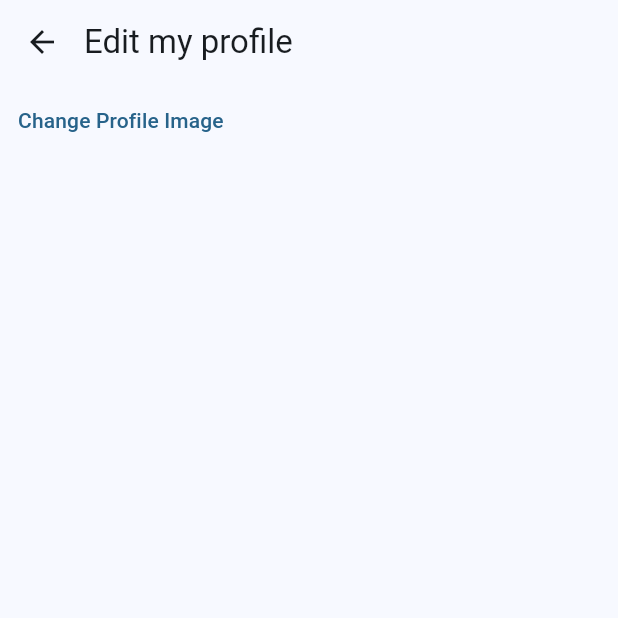
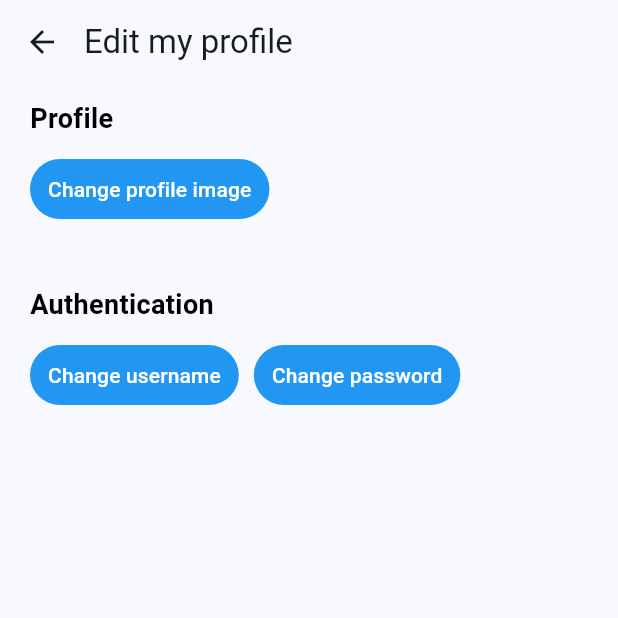
Before and after one commit to nknguyenhc/SuperCellMates, a Flutter app: the EditProfilePage screen opened directly with empty values, on a phone screen of 412 x 824 dp, the top half of it. Run offline on Flutter 3.47's test engine with Material 2 defaults, Android fonts, the phone set to English and light mode, and no system bars; our stand-ins replace auto_route, easy_search_bar, flutter_login, get_it, image_cropper, image_picker and 1 more; missing offline and left inert: requests.

Commit message:
change username & password

```diff
--- a/FrontEnd/lib/features/main_scaffold.dart
+++ b/FrontEnd/lib/features/main_scaffold.dart
@@ -54,7 +54,7 @@ class MainScaffoldState extends State<MainScaffold> {
         "isAdmin": profileMap["is_admin"],
       }, updateCallBack: updateHomePageBody),
       AppBar(),
-      ProfileAppBar(profileMap: profileMap),
+      ProfileAppBar(profileMap: profileMap, updateProfileMapCallBack: getProfileMap,),
     ];
 
     pages[2] = ProfilePage(
--- a/FrontEnd/lib/features/profile/change_profile_image.dart
+++ b/FrontEnd/lib/features/profile/change_profile_image.dart
@@ -16,6 +16,7 @@ class ChangeProfileImageButton extends StatelessWidget {
   @override
   Widget build(BuildContext context) {
     return TextButton(
+        style: const ButtonStyle(backgroundColor: MaterialStatePropertyAll(Colors.blue)),
         onPressed: () async {
           final XFile? image =
               await imagePicker.pickImage(source: ImageSource.gallery);
@@ -33,6 +34,7 @@ class ChangeProfileImageButton extends StatelessWidget {
             }
           }
         },
-        child: const Text("Change Profile Image"));
+        child: const Text("Change profile image",
+        style: TextStyle(color: Colors.white)));
   }
 }
--- a/FrontEnd/lib/features/profile/edit_profile.dart
+++ b/FrontEnd/lib/features/profile/edit_profile.dart
@@ -1,13 +1,19 @@
 import 'package:flutter/material.dart';
 import 'package:auto_route/auto_route.dart';
+import 'package:supercellmates/router/router.gr.dart';
 
 import 'change_profile_image.dart';
 
 @RoutePage()
 class EditProfilePage extends StatefulWidget {
-  const EditProfilePage({Key? key, required this.callBack}) : super(key: key);
+  const EditProfilePage(
+      {Key? key,
+      required this.updateProfileImageCallBack,
+      required this.updateProfileMapCallBack})
+      : super(key: key);
 
-  final dynamic callBack;
+  final dynamic updateProfileImageCallBack;
+  final dynamic updateProfileMapCallBack;
 
   @override
   State<EditProfilePage> createState() => EditProfilePageState();
@@ -17,12 +23,66 @@ class EditProfilePageState extends State<EditProfilePage> {
   @override
   Widget build(BuildContext context) {
     return Scaffold(
-        appBar: AppBar(
-          titleSpacing: 0,
-          title: const Text("Edit my profile")),
-        body: Column(
+        appBar: AppBar(titleSpacing: 0, title: const Text("Edit my profile")),
+        body: Row(
           children: [
-            ChangeProfileImageButton(callBack: widget.callBack),
+            const Padding(
+              padding: EdgeInsets.only(left: 20),
+            ),
+            SizedBox(
+                child: Column(
+              crossAxisAlignment: CrossAxisAlignment.start,
+              children: [
+                const Padding(padding: EdgeInsets.only(top: 10)),
+                const Text(
+                  "Profile",
+                  style: TextStyle(
+                      color: Colors.black,
+                      fontWeight: FontWeight.bold,
+                      fontSize: 18),
+                ),
+                const Padding(padding: EdgeInsets.only(top: 10)),
+                ChangeProfileImageButton(
+                    callBack: widget.updateProfileImageCallBack),
+                const Padding(padding: EdgeInsets.only(top: 40)),
+                const Text(
+                  "Authentication",
+                  style: TextStyle(
+                      color: Colors.black,
+                      fontWeight: FontWeight.bold,
+                      fontSize: 18),
+                ),
+                const Padding(padding: EdgeInsets.only(top: 10)),
+                Row(
+                  children: [
+                    // Change username button
+                    TextButton(
+                        style: const ButtonStyle(
+                            backgroundColor:
+                                MaterialStatePropertyAll(Colors.blue)),
+                        onPressed: () async {
+                          context.router.push(ChangeUsernameRoute(
+                              updateProfileMapCallBack:
+                                  widget.updateProfileMapCallBack));
+                        },
+                        child: const Text("Change username",
+                            style: TextStyle(color: Colors.white))),
+                    const Padding(padding: EdgeInsets.only(right: 10)),
+
+                    // Change password button
+                    TextButton(
+                        style: const ButtonStyle(
+                            backgroundColor:
+                                MaterialStatePropertyAll(Colors.blue)),
+                        onPressed: () async {
+                          context.router.push(const ChangePasswordRoute());
+                        },
+                        child: const Text("Change password",
+                            style: TextStyle(color: Colors.white))),
+                  ],
+                ),
+              ],
+            ))
           ],
         ));
   }
--- a/FrontEnd/lib/http_requests/endpoints.dart
+++ b/FrontEnd/lib/http_requests/endpoints.dart
@@ -11,6 +11,8 @@ enum EndPoints {
   obtainTags,
   searchTags,
   setProfileImage,
+  changeUsername,
+  changePassword,
 
   viewFriends,
   viewFriendRequests,
@@ -42,6 +44,8 @@ extension ExtendedEndPoints on EndPoints {
     EndPoints.obtainTags: "/profile/obtain_tags",
     EndPoints.searchTags: "/profile/search_tags",
     EndPoints.setProfileImage: "/profile/set_profile_image",
+    EndPoints.changeUsername: "/change_username",
+    EndPoints.changePassword: "/change_password",
     EndPoints.viewFriends: "/user/friends_async",
     EndPoints.viewFriendRequests: "/user/friend_requests_async",
     EndPoints.addFriendRequest: "/user/add_friend_request",
--- a/FrontEnd/lib/router/router.dart
+++ b/FrontEnd/lib/router/router.dart
@@ -16,6 +16,9 @@ class AppRouter extends $AppRouter {
         AutoRoute(page: SettingsRoute.page),
         AutoRoute(page: AddTagRoute.page),
         AutoRoute(page: EditProfileRoute.page),
+        AutoRoute(page: ChangeUsernameRoute.page),
+        AutoRoute(page: ChangePasswordRoute.page),
+
         AutoRoute(page: OthersProfileRoute.page),
         AutoRoute(page: RequestTagRoute.page),
         AutoRoute(page: CreatePostRoute.page),
```
Also changed, not shown: FrontEnd/lib/features/profile/change_password.dart (added, +136 -0 lines), FrontEnd/lib/features/profile/change_username.dart (added, +117 -0 lines), FrontEnd/lib/features/profile/profile_appbar.dart (+10 -5 lines), FrontEnd/lib/router/router.gr.dart.
